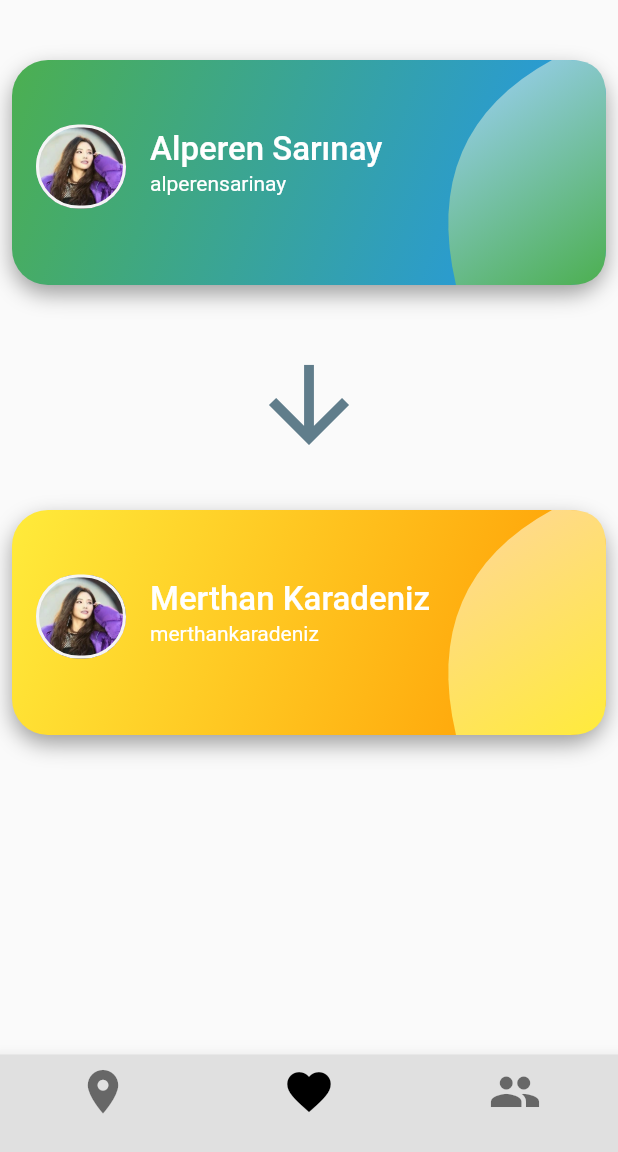
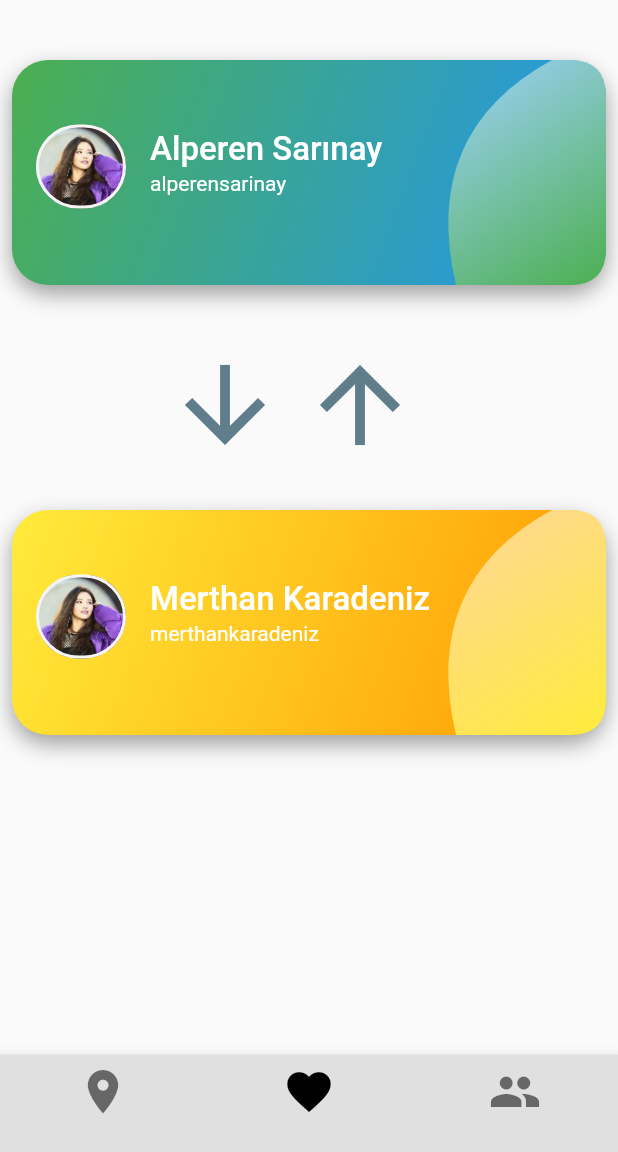
Before and after one commit to merthan6/flutter-mobile-app, a Flutter app: the ProfilePage screen opened by its route, on a phone screen of 412 x 824 dp, the part 84-1236 px from its top. Run offline on Flutter 3.47's test engine with Material 2 defaults, Android fonts, the phone set to English and light mode, and no system bars; our stand-ins replace google_maps_flutter, location, shared_preferences; accounts and stored records are empty; Roboto replaces fonts that are missing (Avenir, Montserrat).

Commit message:
profile :: upward arrow added

```diff
--- a/lib/pages/profile.dart
+++ b/lib/pages/profile.dart
@@ -128,13 +128,20 @@ class _ProfilePageState extends State<ProfilePage> {
               ),
             ),
           ),
-          Column(
+          Row(
             children: <Widget>[
               Padding(
                   padding: EdgeInsets.only(
-                      top: 40.0, bottom: 0, left: 0.0, right: 0),
-                  child: Icon(Icons.arrow_downward,
-                      color: Colors.blueGrey, size: 80.0))
+                      top: 40.0, bottom: 0, left: 110.0, right: 0),
+                          child:Icon(Icons.arrow_downward,
+                          color: Colors.blueGrey, size: 80.0),
+                      ),
+                      Padding(
+                  padding: EdgeInsets.only(
+                      top: 40.0, bottom: 0, left: 10.0, right: 0),
+                          child:Icon(Icons.arrow_upward,
+                          color: Colors.blueGrey, size: 80.0),
+                      )
             ],
           ),
           Container(
```
